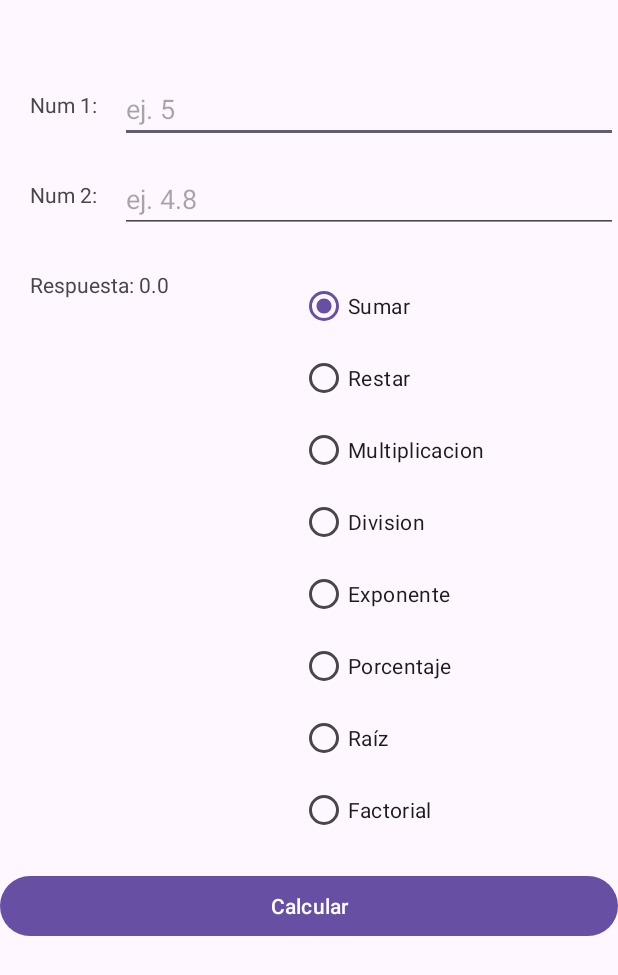
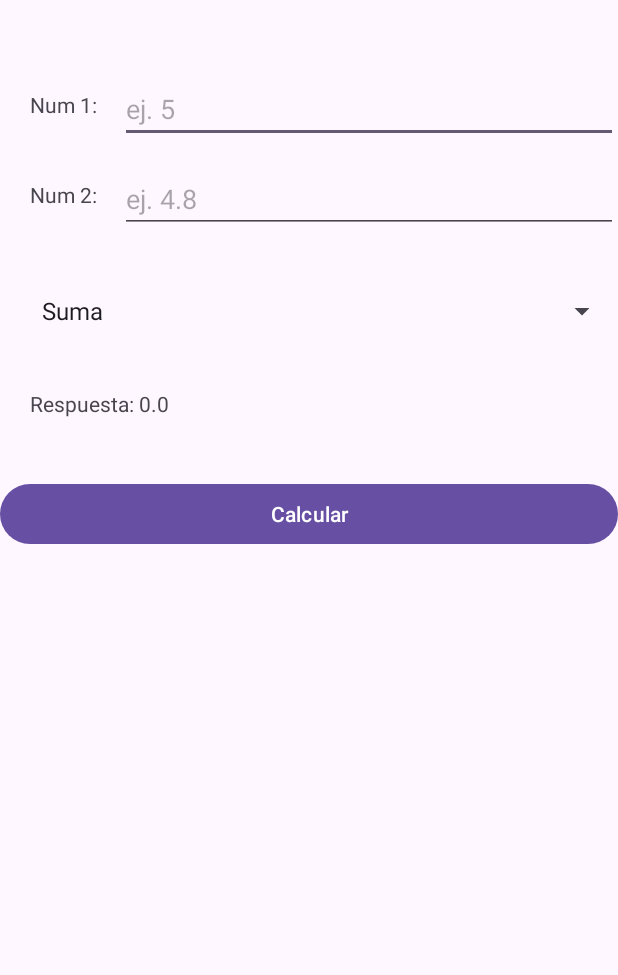
Before and after one commit to K3r1n24/PrograII-Semi-2025, an Android app: the screen it shows after launch (MainActivity), after a tap on "Calcular", on a phone screen of 412 x 824 dp. Shown: the top 975 px of the screen. Run offline under Robolectric (Android 15) with nearby library versions, the phone set to English and light mode, and no system bars; 2 statements that could not run were skipped.

```diff
--- a/app/src/main/java/com/ugb/myfirstapplication/MainActivity.java
+++ b/app/src/main/java/com/ugb/myfirstapplication/MainActivity.java
@@ -6,16 +6,19 @@ import android.view.View;
 import android.widget.Button;
 import android.widget.RadioButton;
 import android.widget.RadioGroup;
+import android.widget.Spinner;
 import android.widget.TextView;
 
+import androidx.activity.EdgeToEdge;
 import androidx.appcompat.app.AppCompatActivity;
+import androidx.core.graphics.Insets;
+import androidx.core.view.ViewCompat;
+import androidx.core.view.WindowInsetsCompat;
 
 public class MainActivity extends AppCompatActivity {
     Button btn;
     TextView tempVal;
-    RadioGroup rgb;
-    RadioButton opt;
-
+    Spinner spn;
     @Override
     protected void onCreate(Bundle savedInstanceState) {
         super.onCreate(savedInstanceState);
@@ -33,56 +36,24 @@ public class MainActivity extends AppCompatActivity {
 
                 double respuesta = 0.0;
 
-                opt = findViewById(R.id.optSuma);
-                if (opt.isChecked()) {
-                    respuesta = num1 + num2;
+                spn = findViewById(R.id.spnOpciones);
+                switch (spn.getSelectedItemPosition()){
+                    case 0:
+                        respuesta = num1 + num2;
+                        break;
+                    case 1:
+                        respuesta = num1 - num2;
+                        break;
+                    case 2:
+                        respuesta = num1 * num2;
+                        break;
+                    case 3:
+                        respuesta = num1 / num2;
+                        break;
                 }
-                opt = findViewById(R.id.optResta);
-                if (opt.isChecked()) {
-                    respuesta = num1 - num2;
-                }
-                opt = findViewById(R.id.optMultiplicacion);
-                if (opt.isChecked()) {
-                    respuesta = num1 * num2;
-                }
-                opt = findViewById(R.id.optDivision);
-                if (opt.isChecked()) {
-                    respuesta = num1 / num2;
-                }
-                opt = findViewById(R.id.optExponente);
-                if (opt.isChecked()) {
-                    respuesta = Math.pow(num1, num2);
-
-                }
-                opt = findViewById(R.id.optPorcentaje);
-                if (opt.isChecked()) {
-                    respuesta = (num1 * num2) / 100;
-                }
-                opt = findViewById(R.id.optRaiz);
-                if (opt.isChecked()) {
-                    respuesta = num1 >= 0 ? Math.sqrt(num1) : Double.NaN;
-                }
-                opt = findViewById(R.id.optFactorial);
-                if (opt.isChecked()) {
-                    if (num1 < 0 || num1 != (int) num1) {
-                        tempVal = findViewById(R.id.lblRespuesta);
-                        tempVal.setText("Error: Factorial solo para enteros positivos.");
-                        return;
-                    }
-                    respuesta = calcularFactorial((int) num1);
-                }
-
                 tempVal = findViewById(R.id.lblRespuesta);
-                tempVal.setText("Respuesta: " + respuesta);
+                tempVal.setText("Respuesta: "+ respuesta);
             }
         });
     }
-
-    private long calcularFactorial(int num) {
-        long factorial = 1;
-        for (int i = 1; i <= num; i++) {
-            factorial *= i;
-        }
-        return factorial;
-    }
 }
--- a/app/src/main/res/layout/activity_main.xml
+++ b/app/src/main/res/layout/activity_main.xml
@@ -39,68 +39,28 @@
         android:layout_width="match_parent"
         android:layout_height="wrap_content"/>
 
+    <Spinner
+        android:id="@+id/spnOpciones"
+        android:layout_below="@id/txtNum2"
+        android:entries="@array/opciones"
+        android:layout_marginTop="40dp"
+        android:layout_marginLeft="20dp"
+        android:layout_width="match_parent"
+        android:layout_height="wrap_content"/>
+
     <TextView
         android:id="@+id/lblRespuesta"
-        android:layout_marginTop="180dp"
+        android:layout_below="@id/spnOpciones"
+        android:layout_marginTop="40dp"
         android:layout_marginLeft="20dp"
         android:text="Respuesta: ?"
         android:layout_width="wrap_content"
         android:layout_height="wrap_content"/>
 
-    <RadioGroup
-        android:layout_marginTop="180dp"
-        android:layout_marginLeft="200dp"
-        android:id="@+id/rgbOpciones"
-        android:layout_width="wrap_content"
-        android:layout_height="wrap_content">
-        <RadioButton
-            android:id="@+id/optSuma"
-            android:text="Sumar"
-            android:checked="true"
-            android:layout_width="wrap_content"
-            android:layout_height="wrap_content"/>
-        <RadioButton
-            android:id="@+id/optResta"
-            android:text="Restar"
-            android:layout_width="wrap_content"
-            android:layout_height="wrap_content"/>
-        <RadioButton
-            android:id="@+id/optMultiplicacion"
-            android:text="Multiplicacion"
-            android:layout_width="wrap_content"
-            android:layout_height="wrap_content"/>
-
-        <RadioButton
-            android:id="@+id/optDivision"
-            android:layout_width="wrap_content"
-            android:layout_height="wrap_content"
-            android:text="Division" />
-
-        <RadioButton
-            android:id="@+id/optExponente"
-            android:text="Exponente"
-            android:layout_width="wrap_content"
-            android:layout_height="wrap_content"/>
-        <RadioButton
-            android:id="@+id/optPorcentaje"
-            android:text="Porcentaje"
-            android:layout_width="wrap_content"
-            android:layout_height="wrap_content"/>
-        <RadioButton
-            android:id="@+id/optRaiz"
-            android:text="Raíz"
-            android:layout_width="wrap_content"
-            android:layout_height="wrap_content"/>
-        <RadioButton
-            android:id="@+id/optFactorial"
-            android:text="Factorial"
-            android:layout_width="wrap_content"
-            android:layout_height="wrap_content"/>
-    </RadioGroup>
-
     <Button
         android:id="@+id/btnCalcular"
-        android:layout_marginTop="580dp"
+        android:layout_below="@id/lblRespuesta"
+        android:layout_marginTop="40dp"
         android:text="Calcular"
         android:layout_width="match_parent"
         android:layout_height="wrap_content"/>
--- a/app/src/main/res/values/strings.xml
+++ b/app/src/main/res/values/strings.xml
@@ -1,3 +1,9 @@
 <resources>
     <string name="app_name">My First Application</string>
+    <string-array name="opciones">
+        <item>Suma</item>
+        <item>Resta</item>
+        <item>Multiplicacion</item>
+        <item>Division</item>
+    </string-array>
 </resources>
```
